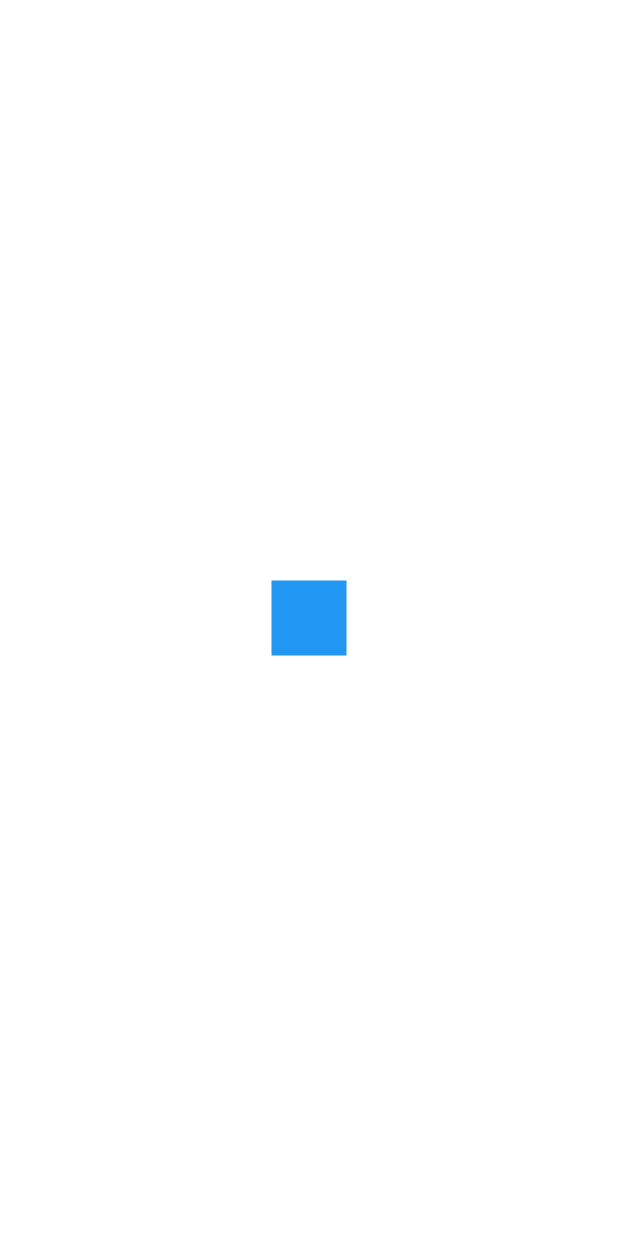
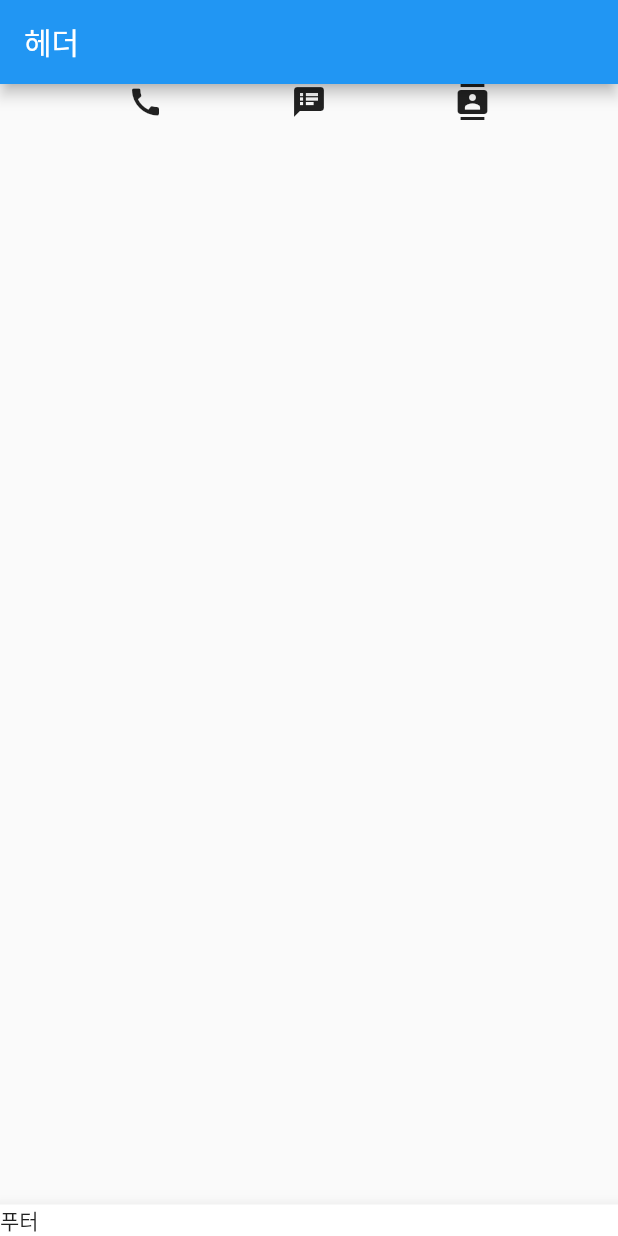
Before and after one commit to ydw1996/Flutter, a Flutter app: the screen it shows after launch, on a phone screen of 412 x 824 dp. Run offline on Flutter 3.47's test engine with Material 2 defaults, Android fonts, the phone set to English and light mode, and no system bars.

Commit message:
Update main.dart

```diff
--- a/lib/main.dart
+++ b/lib/main.dart
@@ -9,10 +9,18 @@ class MyApp extends StatelessWidget {
   @override
   Widget build(BuildContext context) {
     return MaterialApp(
-      home: Center(
-        child: Container(width: 50, height: 50, color: Colors.blue,),
+      home: Scaffold(
+        appBar: AppBar(title: Text("헤더"), ),
+        body: Row(
+          mainAxisAlignment: MainAxisAlignment.spaceEvenly,
+          children: [
+            Icon(Icons.call),
+            Icon(Icons.speaker_notes),
+            Icon(Icons.contacts),
+          ],
+        ),
+        bottomNavigationBar: BottomAppBar( child: Text('푸터')),
       )
     );
-
   }
 }
```
